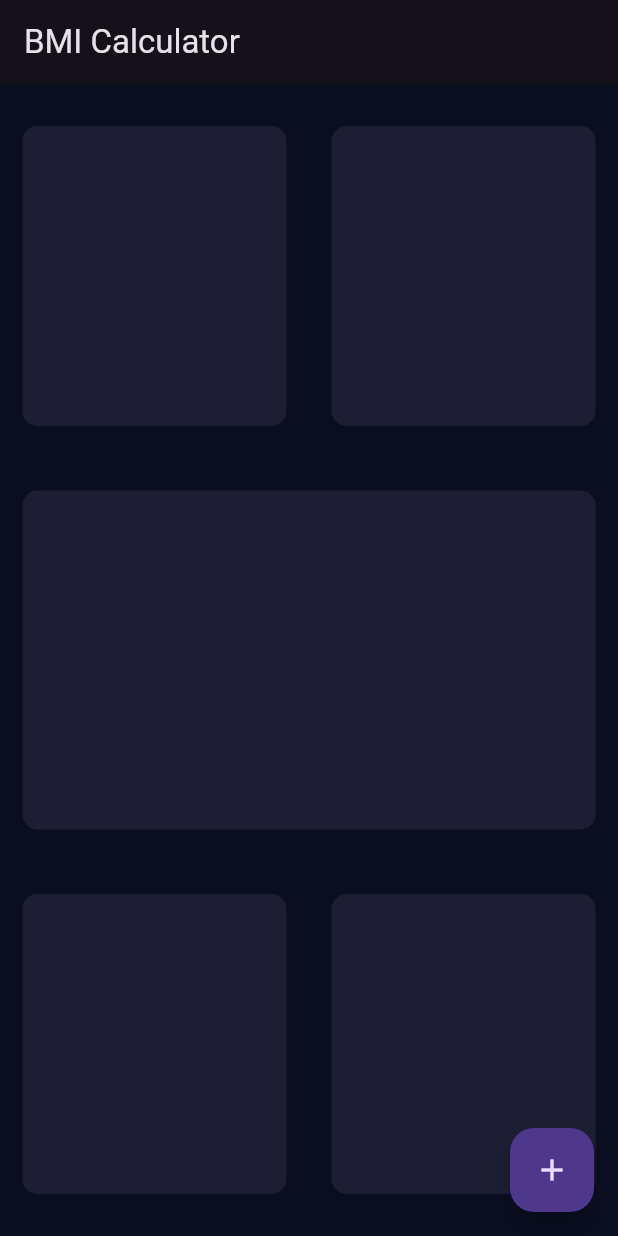
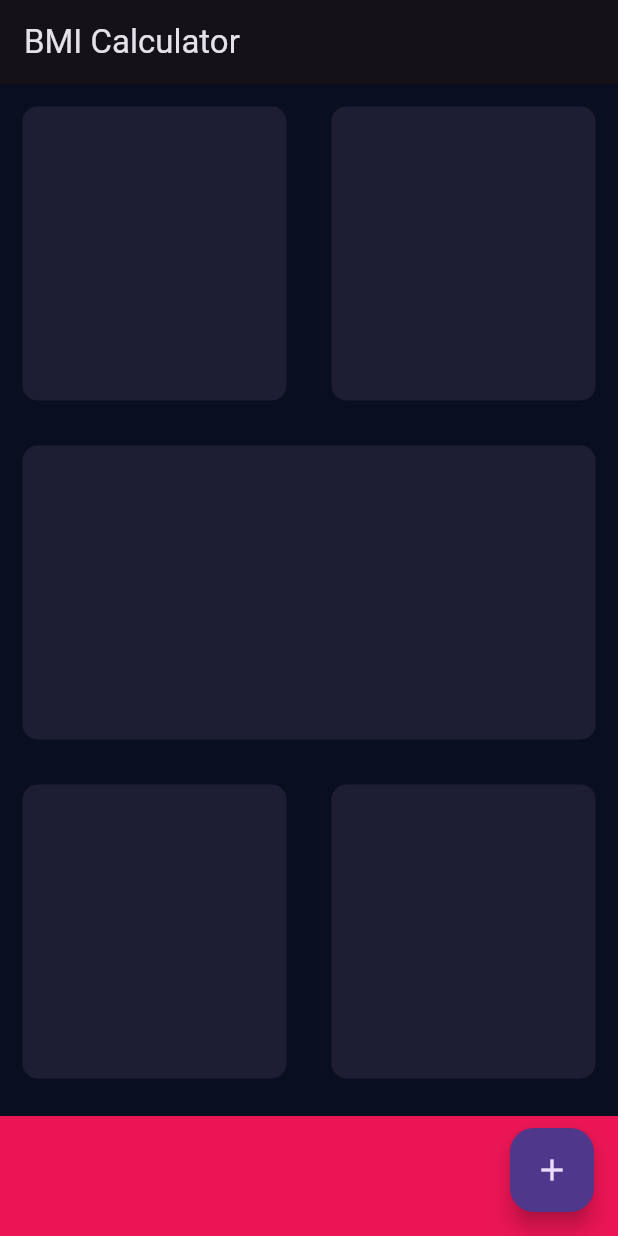
Before and after one commit to Rosy-90/BMICalculaor, a Flutter app: the screen it shows after launch, on a phone screen of 412 x 824 dp. Run offline on Flutter 3.47's test engine with Material 3 defaults, Android fonts, the phone set to English and light mode, and no system bars.

Commit message:
added constants and bottom pink container

```diff
--- a/lib/input_page.dart
+++ b/lib/input_page.dart
@@ -1,5 +1,8 @@
 import 'package:flutter/material.dart';
 
+const bottomHeightConstraint = 80.00;
+const activeCardColour = Color(0xFF1D1E33);
+const bottomContainerColour =Color(0xFFEB1555);
 class InputPage extends StatefulWidget {
   @override
   _InputPageState createState() => _InputPageState();
@@ -24,14 +27,14 @@ class _InputPageState extends State<InputPage> {
       //body: Container(
       body: Column(
         children: [
-           Expanded(
+           const Expanded(
             child: Row(
             children: [
                Expanded(
-                child: ReusableCard(colour: const Color(0xFF1D1E33)),
+                child: ReusableCard(colour: activeCardColour),
               ),
               Expanded(
-                child: ReusableCard(colour: const Color(0xFF1D1E33)),
+                child: ReusableCard(colour: activeCardColour),
               ),
             ],
           ),
@@ -46,18 +49,24 @@ class _InputPageState extends State<InputPage> {
               ),
             ),
           ),
-           Expanded(
+           const Expanded(
             child: Row(
               children: [
                 Expanded(
-                  child: ReusableCard(colour: const Color(0xFF1D1E33)),
+                  child: ReusableCard(colour: activeCardColour),
                 ),
                 Expanded(
-                  child: ReusableCard(colour: const Color(0xFF1D1E33)),
+                  child: ReusableCard(colour: activeCardColour),
                 ),
               ],
             ),
           ),
+          Container(
+            height: bottomHeightConstraint,
+            width: double.infinity,
+            margin: const EdgeInsets.only(top: 10),
+            color: bottomContainerColour,
+          )
         ],
       ),
       //),
@@ -71,8 +80,8 @@ class _InputPageState extends State<InputPage> {
 }
 
 class ReusableCard extends StatelessWidget {
-  ReusableCard({super.key, required this.colour});
-  Color colour;
+  const ReusableCard({super.key, required this.colour});
+  final Color colour;
 
   @override
   Widget build(BuildContext context) {
```
